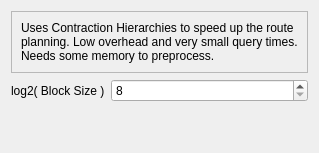
First picture: the form in plugins/contractionhierarchiesturn/chtsettingsdialog.ui, repository unsanded/monav, before the edit.
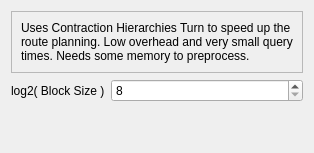
Second picture: the form after the edit.

```diff
--- a/plugins/contractionhierarchiesturn/chtsettingsdialog.ui
+++ b/plugins/contractionhierarchiesturn/chtsettingsdialog.ui
@@ -24,7 +24,7 @@
          </sizepolicy>
         </property>
         <property name="text">
-         <string>Uses Contraction Hierarchies to speed up the route planning. Low overhead and very small query times. Needs some memory to preprocess.</string>
+         <string>Uses Contraction Hierarchies Turn to speed up the route planning. Low overhead and very small query times. Needs some memory to preprocess.</string>
         </property>
         <property name="wordWrap">
          <bool>true</bool>
```
Left out of the diff: 6 changed lines with no effect on the pictures.
